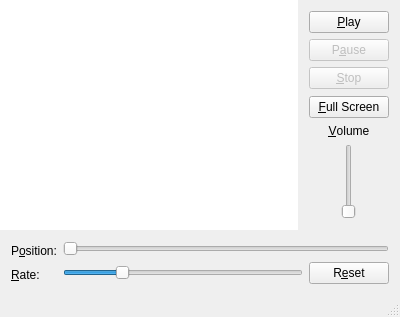
This is ui/unix/mainwindow.ui in Taro3/linux_mp4_test as Qt 5 draws it before an edit. The edited form follows.
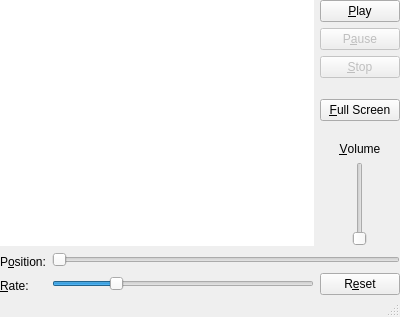
This is the edited form.

Commit message:
Linuxレイアウト修正と再生速度変更イベントハンドラ実装
Linuxのウィジェットレイアウト修正。
高速再生した後等速に戻した場合などに映像と音声がずれる問題への対応。

The edit to the form file:
```diff
--- a/ui/unix/mainwindow.ui
+++ b/ui/unix/mainwindow.ui
@@ -16,7 +16,7 @@
   <widget class="QWidget" name="centralWidget">
    <layout class="QVBoxLayout" name="verticalLayout_7">
     <property name="spacing">
-     <number>0</number>
+     <number>6</number>
     </property>
     <property name="leftMargin">
      <number>0</number>
@@ -33,7 +33,7 @@
     <item>
      <layout class="QHBoxLayout" name="horizontalLayout_2">
       <property name="spacing">
-       <number>0</number>
+       <number>6</number>
       </property>
       <item>
        <widget class="QGraphicsView" name="graphicsView">
@@ -51,6 +51,18 @@
       <item>
        <widget class="QWidget" name="widgetRightSide" native="true">
         <layout class="QHBoxLayout" name="horizontalLayout_5">
+         <property name="leftMargin">
+          <number>0</number>
+         </property>
+         <property name="topMargin">
+          <number>0</number>
+         </property>
+         <property name="rightMargin">
+          <number>0</number>
+         </property>
+         <property name="bottomMargin">
+          <number>0</number>
+         </property>
          <item>
           <layout class="QVBoxLayout" name="verticalLayout_3">
            <property name="spacing">
@@ -185,6 +197,18 @@
     <item>
      <widget class="QWidget" name="widgetBottomSide" native="true">
       <layout class="QVBoxLayout" name="verticalLayout_6">
+       <property name="leftMargin">
+        <number>0</number>
+       </property>
+       <property name="topMargin">
+        <number>0</number>
+       </property>
+       <property name="rightMargin">
+        <number>0</number>
+       </property>
+       <property name="bottomMargin">
+        <number>0</number>
+       </property>
        <item>
         <layout class="QHBoxLayout" name="horizontalLayout_4">
          <item>
```
The commit also changes 2 other files.
